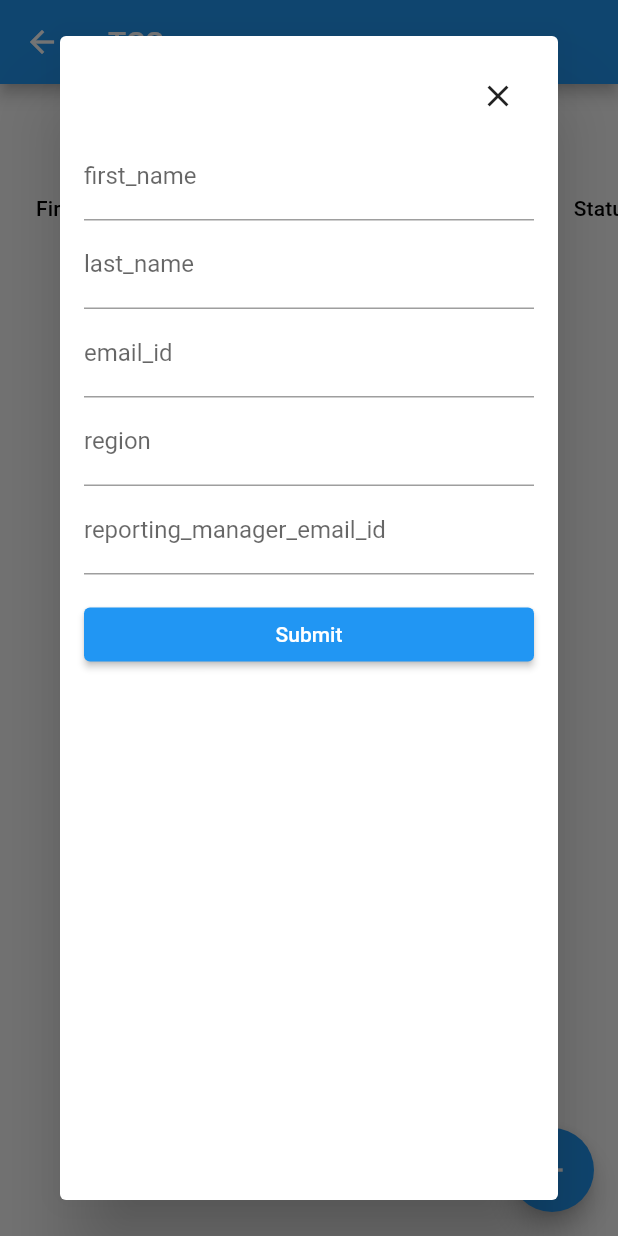
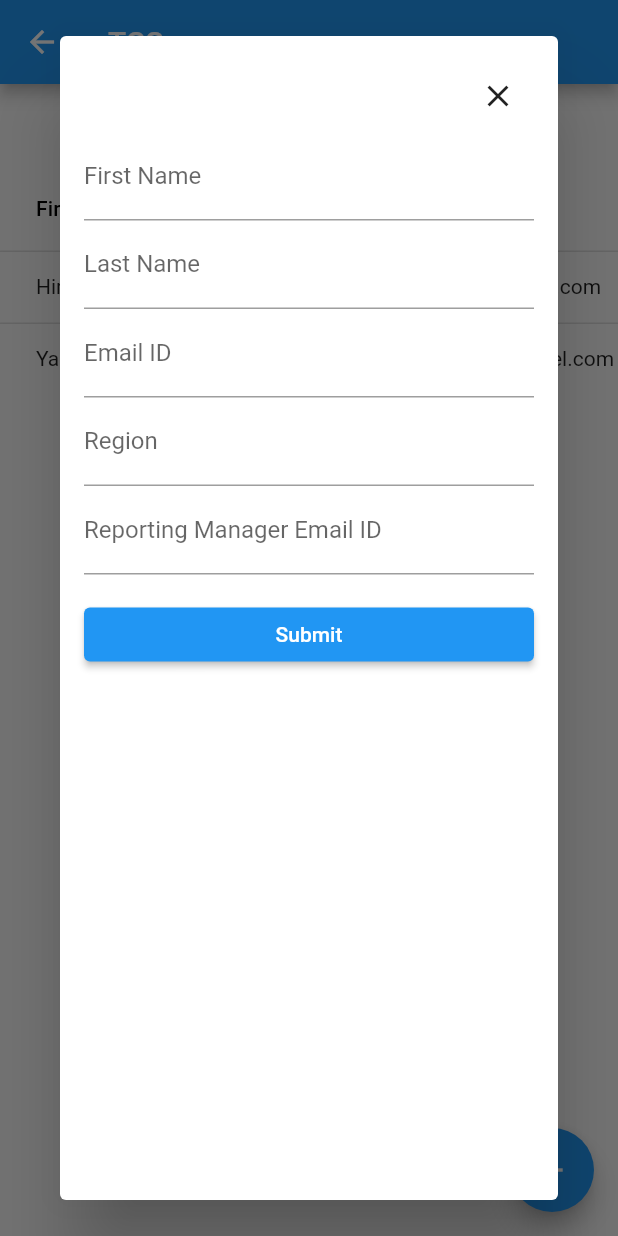
Before and after one commit to hirak214/HenkelDakshProject, a Flutter app: the TcsScreen screen opened directly, after a tap on the "add" icon, on a phone screen of 412 x 824 dp. Run offline on Flutter 3.47's test engine with Material 2 defaults, Android fonts, the light colour scheme and no system bars; our stand-ins replace cloud_firestore, file_picker, firebase_auth, firebase_core; missing offline and left inert: dart:js; accounts and stored records are empty.

Commit message:
Revert "Feat: TCS user create w firebase & dynamic UserForm from firebase"
This reverts commit 8a685c8e8f7ae5ab123a24bfc6f6bc1424faf2f2.

```diff
--- a/lib/app_drawer/user_management/tsc_screen.dart
+++ b/lib/app_drawer/user_management/tsc_screen.dart
@@ -1,6 +1,4 @@
 import 'package:flutter/material.dart';
-import 'package:firebase_auth/firebase_auth.dart';
-import 'package:cloud_firestore/cloud_firestore.dart';
 
 class TcsScreen extends StatefulWidget {
   @override
@@ -8,18 +6,29 @@ class TcsScreen extends StatefulWidget {
 }
 
 class _TcsScreenState extends State<TcsScreen> {
+  List<Map<String, dynamic>> users = [
+    {
+      'First Name': 'Hirak',
+      'Last Name': 'Desai',
+      'Email ID': 'hirak.d@henkel.com',
+      'Status': 'Active',
+    },
+    {
+      'First Name': 'Yashvi',
+      'Last Name': 'Agrawal',
+      'Email ID': 'yashvi.a@henkel.com',
+      'Status': 'Inactive',
+    },
+    // Add more user data as needed
+  ];
+
   @override
   Widget build(BuildContext context) {
     return Scaffold(
       appBar: AppBar(
         title: Text('TCS'),
       ),
-      body: StreamBuilder<QuerySnapshot>(
-        stream: FirebaseFirestore.instance.collection('tcs_users').snapshots(),
-        builder: (context, snapshot) {
-          if (snapshot.hasData) {
-            List<Map<String, dynamic>> users = snapshot.data!.docs.map((doc) => doc.data() as Map<String, dynamic>).toList();
-            return Column(
+      body: Column(
         children: [
           Center(
             child: Padding(
@@ -34,17 +43,10 @@ class _TcsScreenState extends State<TcsScreen> {
             scrollDirection: Axis.horizontal,
             child: DataTable(
               columns: _buildTableColumns(),
-                    rows: _buildTableRows(users),
+              rows: _buildTableRows(),
             ),
           ),
         ],
-            );
-          } else if (snapshot.hasError) {
-            return Center(child: Text('Error: ${snapshot.error}'));
-          } else {
-            return Center(child: CircularProgressIndicator());
-          }
-        },
       ),
       floatingActionButton: FloatingActionButton(
         onPressed: () {
@@ -59,19 +61,19 @@ class _TcsScreenState extends State<TcsScreen> {
     return [
       DataColumn(label: Text('First Name')),
       DataColumn(label: Text('Last Name')),
-      DataColumn(label: Text('Email-Id')),
+      DataColumn(label: Text('Email ID')),
       DataColumn(label: Text('Status')),
       DataColumn(label: Text('Action')),
     ];
   }
 
-  List<DataRow> _buildTableRows(List<Map<String, dynamic>> users) {
+  List<DataRow> _buildTableRows() {
     return users.map((user) {
       return DataRow(
         cells: [
-          DataCell(Text(user['first_name'] ?? '')),
-          DataCell(Text(user['last_name'] ?? '')),
-          DataCell(Text(user['email_id'] ?? '')),
+          DataCell(Text(user['First Name'] ?? '')),
+          DataCell(Text(user['Last Name'] ?? '')),
+          DataCell(Text(user['Email ID'] ?? '')),
           DataCell(Text(user['Status'] ?? '')),
           DataCell(
             Row(
@@ -91,6 +93,7 @@ class _TcsScreenState extends State<TcsScreen> {
               ],
             ),
           ),
+
         ],
       );
     }).toList();
@@ -119,11 +122,11 @@ class UserForm extends StatefulWidget {
 class _UserFormState extends State<UserForm> {
   final _formKey = GlobalKey<FormState>();
   Map<String, dynamic> _userData = {
-    'first_name': '',
-    'last_name': '',
-    'email_id': '',
-    'region': '',
-    'reporting_manager_email_id': '',
+    'First Name': '',
+    'Last Name': '',
+    'Email ID': '',
+    'Region': '',
+    'Reporting Manager Email ID': '',
   };
 
   @override
@@ -161,7 +164,7 @@ class _UserFormState extends State<UserForm> {
 
   List<Widget> _buildFormFields() {
     return _userData.keys.map((key) {
-      if (key == 'region' || key == 'reporting_manager_email_id') {
+      if (key == 'Region' || key == 'Reporting Manager Email ID') {
         return TextFormField(
           decoration: InputDecoration(
             labelText: key,
@@ -176,10 +179,10 @@ class _UserFormState extends State<UserForm> {
           labelText: key,
         ),
         validator: (value) {
-          if (key == 'email_id' && !(value ?? '').endsWith('@henkel.com')) {
+          if (key == 'Email ID' && !(value ?? '').endsWith('@henkel.com')) {
             return 'Please enter a valid email ID ending with @henkel.com';
           }
-          if (key != 'region' && key != 'reporting_manager_email_id') {
+          if (key != 'Region' && key != 'Reporting Manager Email ID') {
             if (value == null || value.isEmpty) {
               return 'Please enter the $key';
             }
@@ -193,37 +196,17 @@ class _UserFormState extends State<UserForm> {
     }).toList();
   }
 
-  void _submitForm() async {
+  void _submitForm() {
     if (_formKey.currentState?.validate() ?? false) {
       _formKey.currentState?.save();
 
-      try {
-        // Create a new user in Firebase Authentication with the default password
-        UserCredential userCredential = await FirebaseAuth.instance.createUserWithEmailAndPassword(
-          email: _userData['email_id'],
-          password: '121212',
-        );
+      // TODO: Implement code to upload form data to Firebase
 
-        // Get the UID of the newly created user
-        String uid = userCredential.user?.uid ?? '';
+      _formKey.currentState?.reset();
 
-        // Remove the 'email_id' field from the data, as it's not needed in Firestore
-        _userData.remove('email_id');
-
-        // Store the user details in Firestore using the UID as the document ID
-        await FirebaseFirestore.instance.collection('tcs_users').doc(uid).set(_userData);
-
-        // Reset the form and show a success message
-        _formKey.currentState?.reset();
       ScaffoldMessenger.of(context).showSnackBar(
-          SnackBar(content: Text('User created successfully')),
-        );
-      } catch (e) {
-        // Show an error message if user creation fails
-        ScaffoldMessenger.of(context).showSnackBar(
-          SnackBar(content: Text('Failed to create user. Please try again later.')),
+        SnackBar(content: Text('Form submitted successfully')),
       );
     }
   }
 }
-}
```
Also changed, not shown: lib/profile_page.dart (+0 -13 lines). Lines whose indentation alone changed are shown as unchanged.
